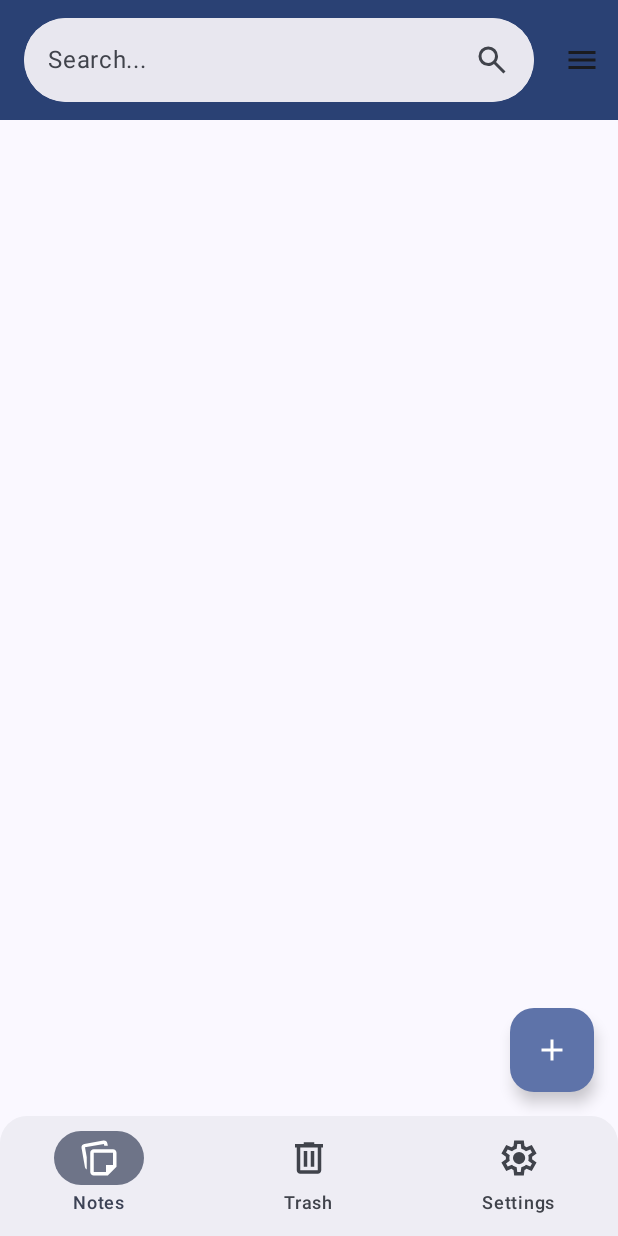
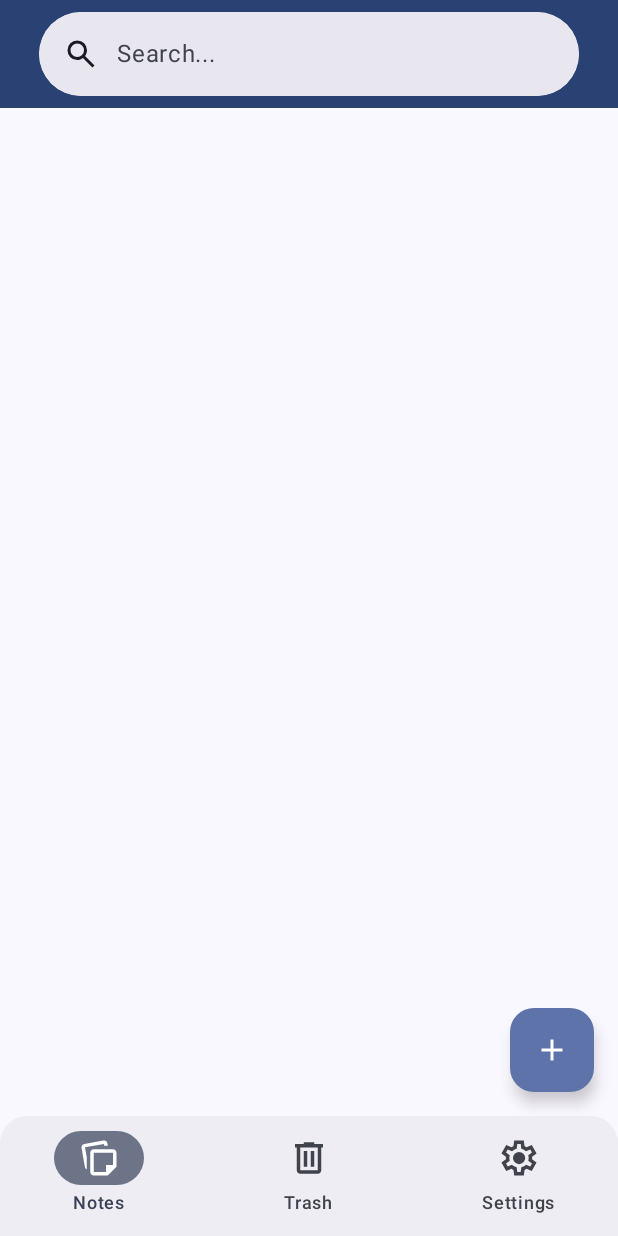
Before and after one commit to canyoufix/QuickNote, an Android app built with Jetpack Compose: the screen it shows after launch (MainActivity), on a phone screen of 412 x 824 dp. Run offline under Robolectric (Android 15) with nearby library versions, the phone set to English and light mode, and no system bars; our stand-ins replace Dagger/Hilt's generated code, Navigation 3, Room's generated code; libraries missing offline, so code that uses them is left out: androidx.hilt.lifecycle.

```diff
--- a/app/src/main/java/com/canyoufix/quicknote/presentation/screens/ListScreen.kt
+++ b/app/src/main/java/com/canyoufix/quicknote/presentation/screens/ListScreen.kt
@@ -1,12 +1,10 @@
 package com.canyoufix.quicknote.presentation.screens
 
 import androidx.compose.foundation.background
-import androidx.compose.foundation.gestures.detectTapGestures
 import androidx.compose.foundation.layout.Arrangement
 import androidx.compose.foundation.layout.PaddingValues
 import androidx.compose.foundation.layout.Row
 import androidx.compose.foundation.layout.fillMaxWidth
-import androidx.compose.foundation.layout.padding
 import androidx.compose.foundation.layout.size
 import androidx.compose.foundation.lazy.staggeredgrid.LazyVerticalStaggeredGrid
 import androidx.compose.foundation.lazy.staggeredgrid.StaggeredGridCells
@@ -28,11 +26,12 @@ import androidx.compose.material3.Text
 import androidx.compose.material3.TopSearchBar
 import androidx.compose.material3.rememberSearchBarState
 import androidx.compose.runtime.Composable
+import androidx.compose.runtime.LaunchedEffect
 import androidx.compose.runtime.getValue
 import androidx.compose.runtime.rememberCoroutineScope
 import androidx.compose.ui.Alignment
 import androidx.compose.ui.Modifier
-import androidx.compose.ui.input.pointer.pointerInput
+import androidx.compose.ui.platform.LocalFocusManager
 import androidx.compose.ui.res.painterResource
 import androidx.compose.ui.res.stringResource
 import androidx.compose.ui.tooling.preview.Devices
@@ -63,6 +62,12 @@ fun ListScreen(
     val message = stringResource(R.string.note_deleted)
     val actionLabel = stringResource(R.string.cancel)
 
+    val focusManager = LocalFocusManager.current
+
+    LaunchedEffect(textFieldState.text) {
+        viewModel.onSearchQueryChanged(textFieldState.text as String)
+    }
+
     Scaffold(
         topBar = {
             Row(
@@ -79,15 +84,23 @@ fun ListScreen(
                             searchBarState = searchBarState,
                             onSearch = {
                                 viewModel.onSearchQueryChanged(textFieldState.text.toString())
+                                focusManager.clearFocus()
+                            },
+                            leadingIcon = {
+                                Icon(
+                                    painterResource(R.drawable.ic_search),
+                                    contentDescription = null,
+                                    modifier = Modifier.align(Alignment.CenterVertically)
+                                )
                             },
                             trailingIcon = {
-                                Row(){
                                 if (textFieldState.text.isNotEmpty()){
                                     IconButton(
                                         onClick = {
                                             textFieldState.edit {
                                                 replace(0, textFieldState.text.length, "")
                                             }
+                                            focusManager.clearFocus()
                                         },
                                     ){
                                         Icon(
@@ -97,46 +110,15 @@ fun ListScreen(
                                         )
                                     }
                                 }
-
-                                    IconButton(
-                                        onClick = {
-                                            viewModel.onSearchQueryChanged(textFieldState.text.toString())
-                                        },
-                                        modifier = Modifier.align(Alignment.CenterVertically)
-                                    ) {
-                                        Icon(
-                                            painterResource(R.drawable.ic_search),
-                                            contentDescription = null
-                                        )
-                                    }
-                                }
                             },
                             placeholder = {
                                 Text(stringResource(R.string.search))
                             }
                         )
                     },
-                    modifier = Modifier
-                        .weight(1f)
-                        .padding(start = 8.dp, top = 4.dp, bottom = 4.dp)
-                        .pointerInput(Unit) {
-                            detectTapGestures(onTap = {
-                                searchBarState.currentValue
-                            })
-                        }
-
-                )
-
-                IconButton(
-                    onClick = { },
-                ) {
-                    Icon(
-                        painterResource(R.drawable.ic_menu),
-                        contentDescription = null
+                    modifier = Modifier.weight(1f)
                 )
             }
-            }
-
         },
         floatingActionButton = {
             FloatingActionButton(
--- a/app/src/main/java/com/canyoufix/quicknote/presentation/viewmodels/ListViewModel.kt
+++ b/app/src/main/java/com/canyoufix/quicknote/presentation/viewmodels/ListViewModel.kt
@@ -1,6 +1,5 @@
 package com.canyoufix.quicknote.presentation.viewmodels
 
-import android.util.Log
 import androidx.lifecycle.ViewModel
 import androidx.lifecycle.viewModelScope
 import com.canyoufix.quicknote.domain.Note
@@ -23,12 +22,9 @@ class ListViewModel @Inject constructor(
     private val noteRepository: NoteRepository,
 ) : ViewModel() {
 
-    // TODO
     private val searchQuery = MutableStateFlow("")
     fun onSearchQueryChanged(query: String){
         searchQuery.value = query
-        Log.d("NoteRepository", "!!!! $query")
-
     }
 
     val notes: Flow<List<Note>> = searchQuery
```
Also changed, not shown: app/src/main/java/com/canyoufix/quicknote/repositories/NoteRepository.kt (+4 -9 lines). Lines whose indentation alone changed are shown as unchanged.
